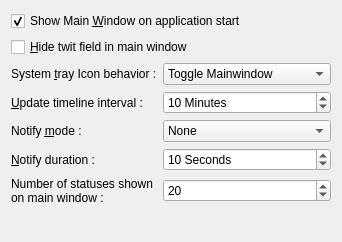
Above: src/prefs_base.ui from KDE/choqok before the change. Below: the same form after it.
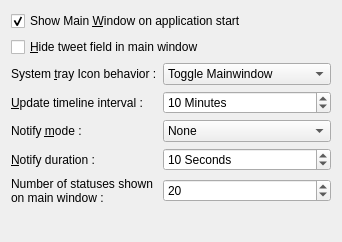
That is the form after the change. Custom widgets are drawn as their Qt base class.

Commit message: Changelog file added, some tiny bugs on UI and functionality fixed

Patch:
```diff
--- a/src/prefs_base.ui
+++ b/src/prefs_base.ui
@@ -152,7 +152,7 @@
    <item row="1" column="0" colspan="3" >
     <widget class="QCheckBox" name="kcfg_hideTwitField" >
      <property name="text" >
-      <string>&amp;Hide twit field in main window</string>
+      <string>&amp;Hide tweet field in main window</string>
      </property>
     </widget>
    </item>
```
The commit also changes 5 other files.
